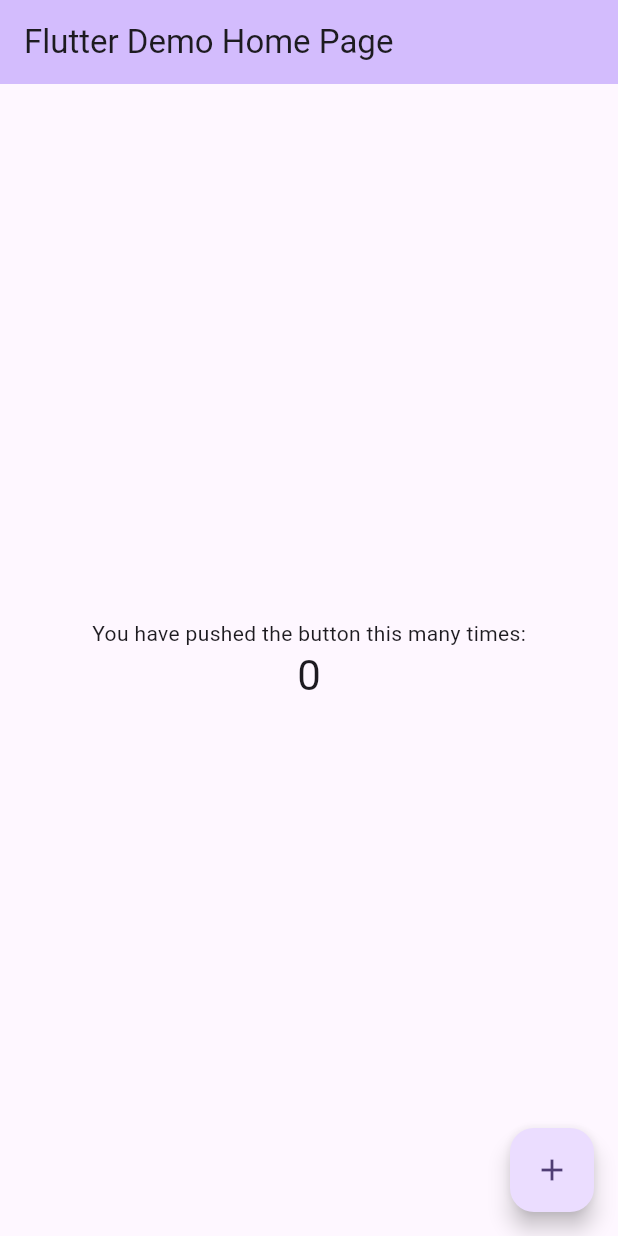
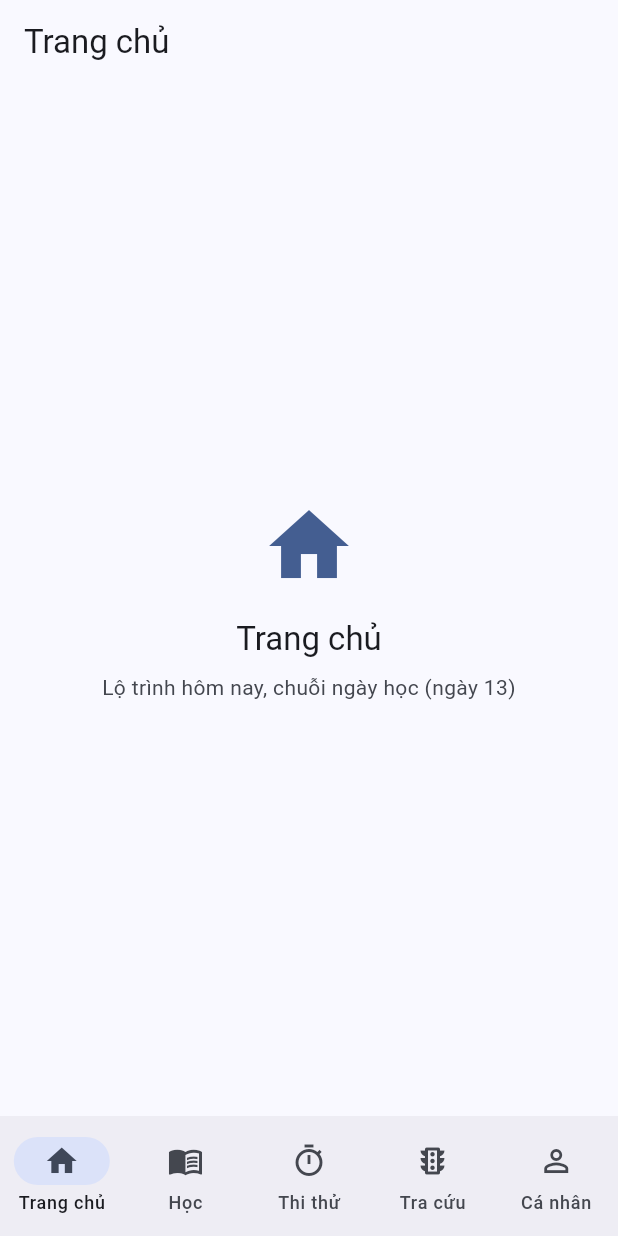
Before and after one commit to NhuY-DC24V7X422/gplx-app, a Flutter app: the screen it shows after launch, on a phone screen of 412 x 824 dp. Run offline on Flutter 3.47's test engine with Material 3 defaults, Android fonts, the phone set to English and light mode, and no system bars; our stand-ins replace flutter_riverpod, go_router.

Commit message:
theme, env, router 5 tab

```diff
--- /dev/null
+++ b/lib/app/app.dart
@@ -0,0 +1,39 @@
+import 'package:flutter/material.dart';
+import 'package:flutter_localizations/flutter_localizations.dart';
+import 'package:go_router/go_router.dart';
+
+import 'router.dart';
+import 'theme.dart';
+
+// Widget gốc của app: gắn theme, router và ngôn ngữ tiếng Việt.
+class GplxApp extends StatefulWidget {
+  const GplxApp({super.key});
+
+  @override
+  State<GplxApp> createState() => _GplxAppState();
+}
+
+class _GplxAppState extends State<GplxApp> {
+  // tạo router 1 lần, không tạo lại mỗi lần build
+  late final GoRouter _router = buildRouter();
+
+  @override
+  Widget build(BuildContext context) {
+    return MaterialApp.router(
+      title: 'GPLX Pro',
+      debugShowCheckedModeBanner: false,
+      routerConfig: _router,
+      theme: buildTheme(Brightness.light),
+      darkTheme: buildTheme(Brightness.dark),
+      themeMode: ThemeMode.system, // theo cài đặt sáng/tối của máy
+      // ngôn ngữ: chữ của các widget có sẵn (lịch, nút OK...) hiện tiếng Việt
+      locale: const Locale('vi'),
+      supportedLocales: const [Locale('vi'), Locale('en')],
+      localizationsDelegates: const [
+        GlobalMaterialLocalizations.delegate,
+        GlobalWidgetsLocalizations.delegate,
+        GlobalCupertinoLocalizations.delegate,
+      ],
+    );
+  }
+}
--- /dev/null
+++ b/lib/app/env.dart
@@ -0,0 +1,22 @@
+import 'dart:io';
+
+// Các giá trị cấu hình của app.
+// Đổi khi build bằng: flutter run --dart-define=API_BASE_URL=https://.../api/v1
+class Env {
+  static const _apiFromDefine = String.fromEnvironment('API_BASE_URL');
+
+  // Địa chỉ API. Không truyền thì dùng API chạy trên máy mình:
+  // - máy ảo Android gọi máy tính qua 10.0.2.2
+  // - máy ảo iOS gọi thẳng localhost
+  static String get apiBaseUrl {
+    if (_apiFromDefine.isNotEmpty) return _apiFromDefine;
+    if (Platform.isAndroid) return 'http://10.0.2.2:3000/api/v1';
+    return 'http://localhost:3000/api/v1';
+  }
+
+  // phiên bản app, gửi lên API để kiểm tra có bắt cập nhật không (ngày 17)
+  static const appVersion = String.fromEnvironment(
+    'APP_VERSION',
+    defaultValue: '1.0.0',
+  );
+}
--- /dev/null
+++ b/lib/app/router.dart
@@ -0,0 +1,70 @@
+import 'package:flutter/material.dart';
+import 'package:go_router/go_router.dart';
+
+import '../features/account/account_screen.dart';
+import '../features/exam/exam_hub_screen.dart';
+import '../features/home/home_screen.dart';
+import '../features/lookup/lookup_screen.dart';
+import '../features/shell/home_shell.dart';
+import '../features/study/study_screen.dart';
+
+// Key của navigator gốc. Các màn hình mở toàn màn hình (làm bài, kết quả...)
+// sẽ dùng key này để che luôn thanh tab ở dưới.
+final rootNavigatorKey = GlobalKey<NavigatorState>();
+
+// Khai báo các đường dẫn trong app.
+// Hôm nay mới có 5 tab, các ngày sau thêm splash, onboarding, làm bài...
+GoRouter buildRouter() {
+  return GoRouter(
+    navigatorKey: rootNavigatorKey,
+    initialLocation: '/',
+    routes: [
+      // StatefulShellRoute: mỗi tab là 1 nhánh, chuyển tab không mất trạng thái
+      StatefulShellRoute.indexedStack(
+        builder: (context, state, shell) => HomeShell(shell: shell),
+        branches: [
+          StatefulShellBranch(
+            routes: [
+              GoRoute(
+                path: '/',
+                builder: (context, state) => const HomeScreen(),
+              ),
+            ],
+          ),
+          StatefulShellBranch(
+            routes: [
+              GoRoute(
+                path: '/study',
+                builder: (context, state) => const StudyScreen(),
+              ),
+            ],
+          ),
+          StatefulShellBranch(
+            routes: [
+              GoRoute(
+                path: '/exam',
+                builder: (context, state) => const ExamHubScreen(),
+              ),
+            ],
+          ),
+          StatefulShellBranch(
+            routes: [
+              GoRoute(
+                path: '/lookup',
+                builder: (context, state) => const LookupScreen(),
+              ),
+            ],
+          ),
+          StatefulShellBranch(
+            routes: [
+              GoRoute(
+                path: '/account',
+                builder: (context, state) => const AccountScreen(),
+              ),
+            ],
+          ),
+        ],
+      ),
+    ],
+  );
+}
--- /dev/null
+++ b/lib/app/theme.dart
@@ -0,0 +1,60 @@
+import 'package:flutter/material.dart';
+
+// Màu dùng chung trong app
+const brandBlue = Color(0xFF1F5FBF); // màu chính
+const correctGreen = Color(0xFF1E8E3E); // đáp án đúng
+const wrongRed = Color(0xFFD93025); // đáp án sai
+const criticalOrange = Color(0xFFE8710A); // câu điểm liệt
+
+// Tạo theme cho chế độ sáng hoặc tối
+ThemeData buildTheme(Brightness brightness) {
+  // Flutter tự sinh bộ màu từ 1 màu gốc
+  final scheme = ColorScheme.fromSeed(
+    seedColor: brandBlue,
+    brightness: brightness,
+  );
+
+  // bo góc dùng chung cho nút
+  final rounded = RoundedRectangleBorder(
+    borderRadius: BorderRadius.circular(12),
+  );
+
+  return ThemeData(
+    useMaterial3: true,
+    colorScheme: scheme,
+    appBarTheme: AppBarTheme(
+      centerTitle: false,
+      backgroundColor: scheme.surface,
+      foregroundColor: scheme.onSurface,
+      elevation: 0,
+      scrolledUnderElevation: 1,
+    ),
+    cardTheme: CardThemeData(
+      elevation: 0,
+      color: scheme.surfaceContainerLow,
+      shape: RoundedRectangleBorder(borderRadius: BorderRadius.circular(16)),
+      margin: EdgeInsets.zero,
+    ),
+    // nút cao ít nhất 48 cho dễ bấm
+    filledButtonTheme: FilledButtonThemeData(
+      style: FilledButton.styleFrom(
+        minimumSize: const Size(48, 48),
+        shape: rounded,
+      ),
+    ),
+    outlinedButtonTheme: OutlinedButtonThemeData(
+      style: OutlinedButton.styleFrom(
+        minimumSize: const Size(48, 48),
+        shape: rounded,
+      ),
+    ),
+    inputDecorationTheme: InputDecorationTheme(
+      border: OutlineInputBorder(borderRadius: BorderRadius.circular(12)),
+      filled: true,
+      fillColor: scheme.surfaceContainerLowest,
+    ),
+    listTileTheme: const ListTileThemeData(
+      contentPadding: EdgeInsets.symmetric(horizontal: 16),
+    ),
+  );
+}
--- /dev/null
+++ b/lib/features/account/account_screen.dart
@@ -0,0 +1,17 @@
+import 'package:flutter/material.dart';
+
+import '../common/placeholder_screen.dart';
+
+// Tab Cá nhân
+class AccountScreen extends StatelessWidget {
+  const AccountScreen({super.key});
+
+  @override
+  Widget build(BuildContext context) {
+    return const PlaceholderScreen(
+      title: 'Cá nhân',
+      icon: Icons.person,
+      note: 'Đăng nhập, cài đặt, đồng bộ (ngày 14, 16)',
+    );
+  }
+}
--- /dev/null
+++ b/lib/features/common/placeholder_screen.dart
@@ -0,0 +1,43 @@
+import 'package:flutter/material.dart';
+
+// Màn hình tạm cho các tab chưa làm. Các ngày sau sẽ thay bằng màn hình thật.
+class PlaceholderScreen extends StatelessWidget {
+  const PlaceholderScreen({
+    super.key,
+    required this.title,
+    required this.icon,
+    required this.note,
+  });
+
+  final String title;
+  final IconData icon;
+  final String note; // ghi chú ngày nào sẽ làm
+
+  @override
+  Widget build(BuildContext context) {
+    final colors = Theme.of(context).colorScheme;
+
+    return Scaffold(
+      appBar: AppBar(title: Text(title)),
+      body: Center(
+        child: Padding(
+          padding: const EdgeInsets.all(24),
+          child: Column(
+            mainAxisSize: MainAxisSize.min,
+            children: [
+              Icon(icon, size: 64, color: colors.primary),
+              const SizedBox(height: 16),
+              Text(title, style: Theme.of(context).textTheme.titleLarge),
+              const SizedBox(height: 8),
+              Text(
+                note,
+                textAlign: TextAlign.center,
+                style: TextStyle(color: colors.onSurfaceVariant),
+              ),
+            ],
+          ),
+        ),
+      ),
+    );
+  }
+}
--- /dev/null
+++ b/lib/features/exam/exam_hub_screen.dart
@@ -0,0 +1,17 @@
+import 'package:flutter/material.dart';
+
+import '../common/placeholder_screen.dart';
+
+// Tab Thi thử
+class ExamHubScreen extends StatelessWidget {
+  const ExamHubScreen({super.key});
+
+  @override
+  Widget build(BuildContext context) {
+    return const PlaceholderScreen(
+      title: 'Thi thử',
+      icon: Icons.timer,
+      note: 'Thi thử theo đề, xem lịch sử (ngày 12)',
+    );
+  }
+}
--- /dev/null
+++ b/lib/features/home/home_screen.dart
@@ -0,0 +1,17 @@
+import 'package:flutter/material.dart';
+
+import '../common/placeholder_screen.dart';
+
+// Tab Trang chủ
+class HomeScreen extends StatelessWidget {
+  const HomeScreen({super.key});
+
+  @override
+  Widget build(BuildContext context) {
+    return const PlaceholderScreen(
+      title: 'Trang chủ',
+      icon: Icons.home,
+      note: 'Lộ trình hôm nay, chuỗi ngày học (ngày 13)',
+    );
+  }
+}
--- /dev/null
+++ b/lib/features/lookup/lookup_screen.dart
@@ -0,0 +1,17 @@
+import 'package:flutter/material.dart';
+
+import '../common/placeholder_screen.dart';
+
+// Tab Tra cứu
+class LookupScreen extends StatelessWidget {
+  const LookupScreen({super.key});
+
+  @override
+  Widget build(BuildContext context) {
+    return const PlaceholderScreen(
+      title: 'Tra cứu',
+      icon: Icons.traffic,
+      note: 'Tra cứu biển báo, mức phạt (ngày 13)',
+    );
+  }
+}
--- /dev/null
+++ b/lib/features/shell/home_shell.dart
@@ -0,0 +1,53 @@
+import 'package:flutter/material.dart';
+import 'package:go_router/go_router.dart';
+
+// Khung chính của app: nội dung tab ở trên, thanh 5 tab ở dưới.
+// `shell` do go_router truyền vào, giữ trạng thái riêng của từng tab.
+class HomeShell extends StatelessWidget {
+  const HomeShell({super.key, required this.shell});
+
+  final StatefulNavigationShell shell;
+
+  void _onTabTap(int index) {
+    // bấm lại tab đang mở thì quay về màn hình đầu của tab đó
+    shell.goBranch(index, initialLocation: index == shell.currentIndex);
+  }
+
+  @override
+  Widget build(BuildContext context) {
+    return Scaffold(
+      body: shell,
+      bottomNavigationBar: NavigationBar(
+        selectedIndex: shell.currentIndex,
+        onDestinationSelected: _onTabTap,
+        destinations: const [
+          NavigationDestination(
+            icon: Icon(Icons.home_outlined),
+            selectedIcon: Icon(Icons.home),
+            label: 'Trang chủ',
+          ),
+          NavigationDestination(
+            icon: Icon(Icons.menu_book_outlined),
+            selectedIcon: Icon(Icons.menu_book),
+            label: 'Học',
+          ),
+          NavigationDestination(
+            icon: Icon(Icons.timer_outlined),
+            selectedIcon: Icon(Icons.timer),
+            label: 'Thi thử',
+          ),
+          NavigationDestination(
+            icon: Icon(Icons.traffic_outlined),
+            selectedIcon: Icon(Icons.traffic),
+            label: 'Tra cứu',
+          ),
+          NavigationDestination(
+            icon: Icon(Icons.person_outline),
+            selectedIcon: Icon(Icons.person),
+            label: 'Cá nhân',
+          ),
+        ],
+      ),
+    );
+  }
+}
--- /dev/null
+++ b/lib/features/study/study_screen.dart
@@ -0,0 +1,17 @@
+import 'package:flutter/material.dart';
+
+import '../common/placeholder_screen.dart';
+
+// Tab Học
+class StudyScreen extends StatelessWidget {
+  const StudyScreen({super.key});
+
+  @override
+  Widget build(BuildContext context) {
+    return const PlaceholderScreen(
+      title: 'Học',
+      icon: Icons.menu_book,
+      note: 'Học theo chủ đề, câu điểm liệt, sổ câu sai (ngày 11)',
+    );
+  }
+}
--- a/lib/main.dart
+++ b/lib/main.dart
@@ -1,122 +1,16 @@
 import 'package:flutter/material.dart';
+import 'package:flutter_riverpod/flutter_riverpod.dart';
+import 'package:intl/date_symbol_data_local.dart';
 
-void main() {
-  runApp(const MyApp());
+import 'app/app.dart';
+
+Future<void> main() async {
+  // bắt buộc gọi trước khi dùng plugin / chạy code async trong main
+  WidgetsFlutterBinding.ensureInitialized();
+
+  // nạp dữ liệu định dạng ngày tiếng Việt (vd: "Thứ Hai, 16/11")
+  await initializeDateFormatting('vi');
+
+  // ProviderScope: bắt buộc bọc ngoài cùng để dùng Riverpod (ngày 10 mới dùng)
+  runApp(const ProviderScope(child: GplxApp()));
 }
-
-class MyApp extends StatelessWidget {
-  const MyApp({super.key});
-
-  // This widget is the root of your application.
-  @override
-  Widget build(BuildContext context) {
-    return MaterialApp(
-      title: 'Flutter Demo',
-      theme: ThemeData(
-        // This is the theme of your application.
-        //
-        // TRY THIS: Try running your application with "flutter run". You'll see
-        // the application has a purple toolbar. Then, without quitting the app,
-        // try changing the seedColor in the colorScheme below to Colors.green
-        // and then invoke "hot reload" (save your changes or press the "hot
-        // reload" button in a Flutter-supported IDE, or press "r" if you used
-        // the command line to start the app).
-        //
-        // Notice that the counter didn't reset back to zero; the application
-        // state is not lost during the reload. To reset the state, use hot
-        // restart instead.
-        //
-        // This works for code too, not just values: Most code changes can be
-        // tested with just a hot reload.
-        colorScheme: .fromSeed(seedColor: Colors.deepPurple),
-      ),
-      home: const MyHomePage(title: 'Flutter Demo Home Page'),
-    );
-  }
-}
-
-class MyHomePage extends StatefulWidget {
-  const MyHomePage({super.key, required this.title});
-
-  // This widget is the home page of your application. It is stateful, meaning
-  // that it has a State object (defined below) that contains fields that affect
-  // how it looks.
-
-  // This class is the configuration for the state. It holds the values (in this
-  // case the title) provided by the parent (in this case the App widget) and
-  // used by the build method of the State. Fields in a Widget subclass are
-  // always marked "final".
-
-  final String title;
-
-  @override
-  State<MyHomePage> createState() => _MyHomePageState();
-}
-
-class _MyHomePageState extends State<MyHomePage> {
-  int _counter = 0;
-
-  void _incrementCounter() {
-    setState(() {
-      // This call to setState tells the Flutter framework that something has
-      // changed in this State, which causes it to rerun the build method below
-      // so that the display can reflect the updated values. If we changed
-      // _counter without calling setState(), then the build method would not be
-      // called again, and so nothing would appear to happen.
-      _counter++;
-    });
-  }
-
-  @override
-  Widget build(BuildContext context) {
-    // This method is rerun every time setState is called, for instance as done
-    // by the _incrementCounter method above.
-    //
-    // The Flutter framework has been optimized to make rerunning build methods
-    // fast, so that you can just rebuild anything that needs updating rather
-    // than having to individually change instances of widgets.
-    return Scaffold(
-      appBar: AppBar(
-        // TRY THIS: Try changing the color here to a specific color (to
-        // Colors.amber, perhaps?) and trigger a hot reload to see the AppBar
-        // change color while the other colors stay the same.
-        backgroundColor: Theme.of(context).colorScheme.inversePrimary,
-        // Here we take the value from the MyHomePage object that was created by
-        // the App.build method, and use it to set our appbar title.
-        title: Text(widget.title),
-      ),
-      body: Center(
-        // Center is a layout widget. It takes a single child and positions it
-        // in the middle of the parent.
-        child: Column(
-          // Column is also a layout widget. It takes a list of children and
-          // arranges them vertically. By default, it sizes itself to fit its
-          // children horizontally, and tries to be as tall as its parent.
-          //
-          // Column has various properties to control how it sizes itself and
-          // how it positions its children. Here we use mainAxisAlignment to
-          // center the children vertically; the main axis here is the vertical
-          // axis because Columns are vertical (the cross axis would be
-          // horizontal).
-          //
-          // TRY THIS: Invoke "debug painting" (choose the "Toggle Debug Paint"
-          // action in the IDE, or press "p" in the console), to see the
-          // wireframe for each widget.
-          mainAxisAlignment: .center,
-          children: [
-            const Text('You have pushed the button this many times:'),
-            Text(
-              '$_counter',
-              style: Theme.of(context).textTheme.headlineMedium,
-            ),
-          ],
-        ),
-      ),
-      floatingActionButton: FloatingActionButton(
-        onPressed: _incrementCounter,
-        tooltip: 'Increment',
-        child: const Icon(Icons.add),
-      ),
-    );
-  }
-}
```
Also changed, not shown: pubspec.yaml (+6 -1 lines), pubspec.lock, 2 other files.
